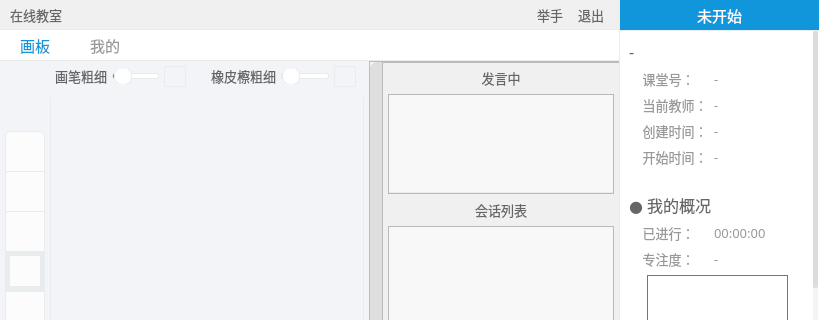
First picture: the form in Status/Resources/ui/s_onlineClassroomWidget.ui, repository StatusOnIineEducationDev/status-desktop, before the edit; both pictures show x 0 to 819 and y 0 to 320 of the 819 by 627 pixel window.
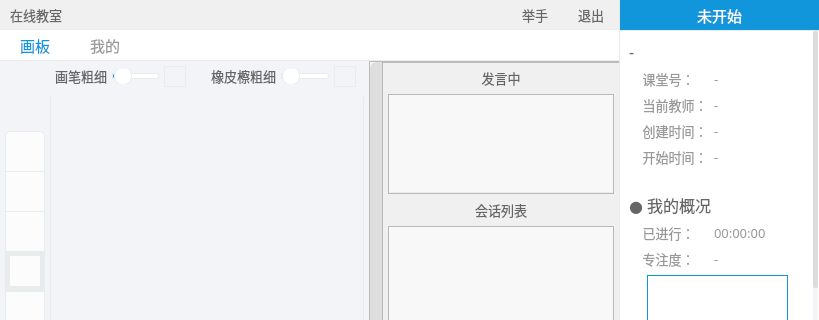
Second picture: the form after the edit. Icons and pictures are not drawn. Custom widgets are drawn as their Qt base class.

Diff of the .ui file:
```diff
--- a/Status/Resources/ui/s_onlineClassroomWidget.ui
+++ b/Status/Resources/ui/s_onlineClassroomWidget.ui
@@ -4990,7 +4990,7 @@
      </property>
      <layout class="QHBoxLayout" name="horizontalLayout_4">
       <property name="spacing">
-       <number>5</number>
+       <number>20</number>
       </property>
       <property name="leftMargin">
        <number>10</number>
```
Left out of the diff: 2 changed lines with no effect on the pictures.
